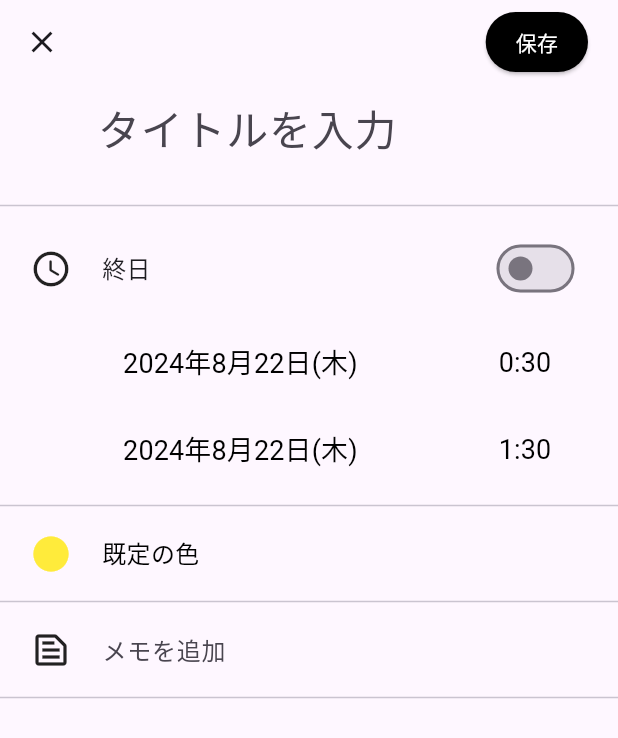
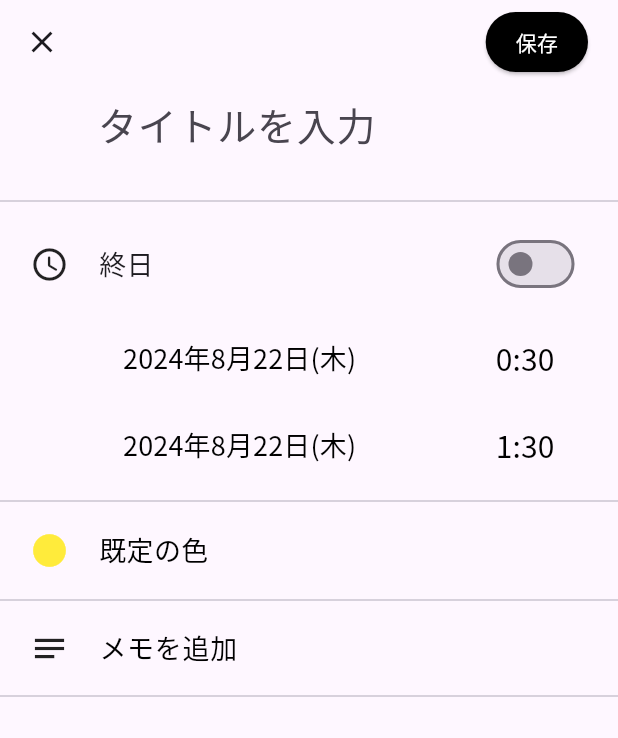
Before and after one commit to Ferret-Missle/CalendarApp, a Flutter app: the EventAddPage screen opened directly, on a phone screen of 412 x 824 dp. Shown: the top 738 px of the screen. Run offline on Flutter 3.47's test engine with Material 3 defaults, Android fonts, the phone set to English and light mode, and no system bars; our stand-ins replace table_calendar.

Commit message:
0816-0232
Signed-off-by: shosan <shosan.918@gmail.com>

```diff
--- a/lib/eventEdit.dart
+++ b/lib/eventEdit.dart
@@ -27,13 +27,12 @@ class _EventAddPageState extends State<EventAddPage> {
   String colorName = '既定の色';
   Map<String, Color> colorPalette = {
     'トマト': Colors.red,
-    'オレンジ': Colors.deepOrangeAccent,
+    'オレンジ': Colors.orangeAccent,
     'バナナ': Colors.yellow,
     'バジル': Colors.green,
-    'セージ': Colors.lightGreenAccent,
     'ピーコック': Colors.lightBlueAccent,
     'ブルーベリー': Colors.deepPurple,
-    'ブドウ': Colors.purple,
+    'グレープ': Colors.purple,
     'グラファイト': Colors.grey,
   };
   void _pickColor() async {
@@ -87,7 +86,9 @@ class _EventAddPageState extends State<EventAddPage> {
               },
               child: Text(
                 '保存',
-                style: TextStyle(color: Colors.white),
+                style: TextStyle(
+                  color: Colors.white,
+                ),
               ),
               style: ElevatedButton.styleFrom(
                   backgroundColor: Colors.black,
@@ -102,12 +103,25 @@ class _EventAddPageState extends State<EventAddPage> {
       body: ListView(
         children: [
           Padding(
-            padding: EdgeInsets.only(left: 65, right: 40, bottom: 15),
+            padding: EdgeInsets.only(
+              left: 65,
+              right: 40,
+              bottom: 15,
+            ),
             child: TextField(
-              style: TextStyle(fontSize: 28),
+              style: TextStyle(
+                fontSize: 26,
+                // fontWeight: FontWeight.w500,
+                // color: Colors.black,
+              ),
               decoration: InputDecoration(
                 border: InputBorder.none,
                 hintText: 'タイトルを入力',
+                hintStyle: TextStyle(
+                  fontSize: 26,
+                  // fontWeight: FontWeight.w300,
+                  // color: Colors.black54,
+                ),
               ),
             ),
           ),
@@ -120,12 +134,14 @@ class _EventAddPageState extends State<EventAddPage> {
                   padding: const EdgeInsets.only(left: 20, right: 20),
                   child: Icon(
                     Icons.access_time_rounded,
-                    size: 28,
+                    size: 26,
                   ),
                 ),
                 Text(
                   '終日',
-                  style: TextStyle(fontSize: 16),
+                  style: TextStyle(
+                    fontSize: 18,
+                  ),
                 ),
                 Spacer(),
                 Padding(
@@ -175,7 +191,7 @@ class _EventAddPageState extends State<EventAddPage> {
                     child: Text(
                       '0:30',
                       style: TextStyle(
-                        fontSize: 18,
+                        fontSize: 20,
                         fontWeight: FontWeight.w400,
                         color: Colors.black,
                       ),
@@ -212,7 +228,7 @@ class _EventAddPageState extends State<EventAddPage> {
                     child: Text(
                       '1:30',
                       style: TextStyle(
-                        fontSize: 18,
+                        fontSize: 20,
                         fontWeight: FontWeight.w400,
                         color: Colors.black,
                       ),
@@ -225,16 +241,16 @@ class _EventAddPageState extends State<EventAddPage> {
           Divider(),
           GestureDetector(
             onTap: _pickColor,
-            child: Container(
+            child: SizedBox(
+              height: 50,
               child: Row(
                 children: [
                   Padding(
-                    padding: const EdgeInsets.only(
-                        left: 20, right: 20, top: 10, bottom: 10),
+                    padding: const EdgeInsets.only(left: 20, right: 20),
                     child: Icon(
                       Icons.circle,
                       color: eventColor,
-                      size: 28,
+                      size: 26,
                     ),
                   ),
                   Expanded(
@@ -242,7 +258,8 @@ class _EventAddPageState extends State<EventAddPage> {
                       // textAlign: TextAlign.left,
                       colorName,
                       style: TextStyle(
-                        fontSize: 16,
+                        fontSize: 18,
+                        fontWeight: FontWeight.w400,
                         color: Colors.black,
                       ),
                     ),
@@ -257,16 +274,25 @@ class _EventAddPageState extends State<EventAddPage> {
               Padding(
                 padding: const EdgeInsets.only(left: 20, right: 20),
                 child: Icon(
-                  Icons.text_snippet_outlined,
-                  size: 28,
+                  Icons.notes,
+                  size: 26,
                 ),
               ),
               Expanded(
                 child: TextField(
-                  style: TextStyle(fontSize: 16),
+                  style: TextStyle(
+                    fontSize: 18,
+                    fontWeight: FontWeight.w400,
+                    color: Colors.black,
+                  ),
                   decoration: InputDecoration(
                     border: InputBorder.none,
                     hintText: 'メモを追加',
+                    hintStyle: TextStyle(
+                      fontSize: 18,
+                      fontWeight: FontWeight.w400,
+                      color: Colors.black,
+                    ),
                   ),
                 ),
               ),
--- a/lib/main.dart
+++ b/lib/main.dart
@@ -15,6 +15,8 @@ class MyApp extends StatelessWidget {
       title: 'Flutter Calendar Demo',
       theme: ThemeData(
         primarySwatch: Colors.blue,
+        useMaterial3: true,
+        fontFamily: 'NotoSansJP',
       ),
       home: MyHomePage(),
     );
```
Also changed, not shown: pubspec.yaml (+12 -0 lines), pubspec.lock, 11 other files.
